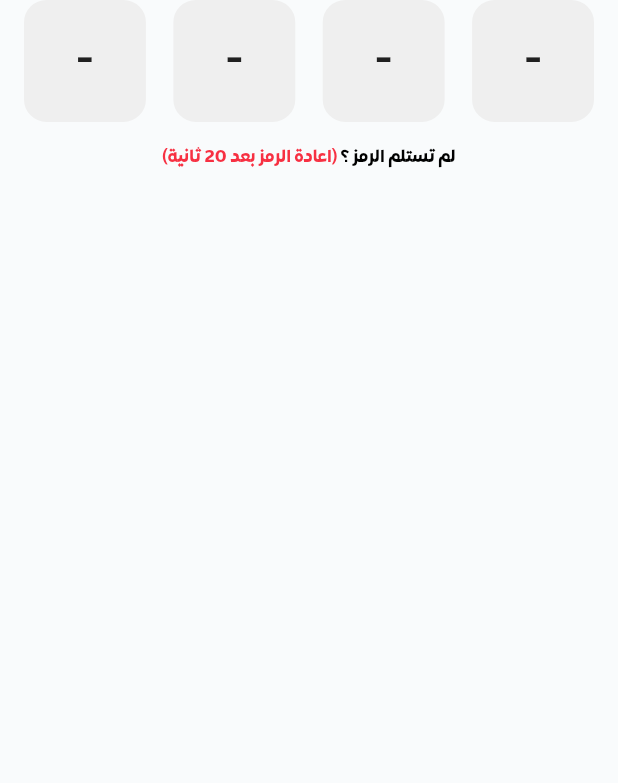
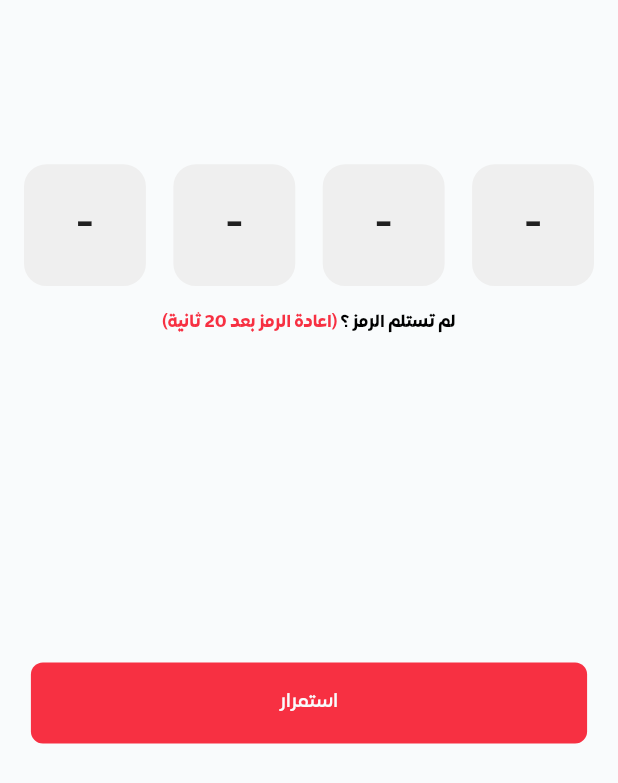
Before and after one commit to KHgamal/mealy, a Flutter app: the OTPScreen screen opened directly, on a phone screen of 412 x 824 dp. Shown: the top 783 px of the screen. Run offline on Flutter 3.47's test engine with Material 3 defaults, Android fonts, the phone set to English and light mode, and no system bars; drawn by our look-alikes of pin_code_fields; our stand-ins replace equatable, flutter_svg, toggle_switch.

Commit message:
extract resendCodeSection and add button & Expanded to OTP screen

```diff
--- a/lib/features/Auth/presentation/views/otp_view.dart
+++ b/lib/features/Auth/presentation/views/otp_view.dart
@@ -1,8 +1,9 @@
 import 'package:flutter/material.dart';
-import 'package:mealy/core/common/res/colors.dart';
-import 'package:mealy/core/common/res/styles.dart';
+import 'package:mealy/features/Auth/presentation/widgets/Resend_code_section.dart';
 import 'package:mealy/features/Auth/presentation/widgets/otp.dart';
 import 'package:mealy/generated/l10n.dart';
+
+import '../../../../core/common/widgets/common_button.dart';
 
 class OTPScreen extends StatelessWidget {
   const OTPScreen({super.key});
@@ -15,26 +16,16 @@ class OTPScreen extends StatelessWidget {
           padding: const EdgeInsets.symmetric(horizontal: 16),
           child: Column(
             children: [
+              Expanded(child: SizedBox()),
               Otp(),
-              Row(
-                mainAxisAlignment: MainAxisAlignment.center,
-                children: [
-                  Text(S.of(context).code_not_received ,
-                  style:Styles.textStyleSemiBold14(context).copyWith(color:AllColors.black ),),
-                  TextButton(
-                    onPressed: (){},
-                    style: TextButton.styleFrom(
-                      padding: EdgeInsets.zero,
-                      minimumSize: Size.zero,
-                      tapTargetSize: MaterialTapTargetSize.shrinkWrap,
-                    ),
-                    child: Text(S.of(context).resend_code,
-                      style:Styles.textStyleSemiBold14(context).copyWith(color:AllColors.buttonMainColor ),),
-                  ),
-
-                ],
-              ),
-
+              ResendCode(),
+              Expanded(
+                  flex: 2,
+                  child: SizedBox()),
+              CommonButton(txt:S.of(context).continue_text, onPressed:(){}, radius: 8,),
+              Expanded(
+                  flex: 3,
+                  child: SizedBox()),
             ],
           ),
         ),
--- /dev/null
+++ b/lib/features/Auth/presentation/widgets/Resend_code_section.dart
@@ -0,0 +1,31 @@
+import 'package:flutter/material.dart';
+
+import '../../../../core/common/res/colors.dart';
+import '../../../../core/common/res/styles.dart';
+import '../../../../generated/l10n.dart';
+class ResendCode extends StatelessWidget {
+  const ResendCode({super.key});
+
+  @override
+  Widget build(BuildContext context) {
+    return Row(
+      mainAxisAlignment: MainAxisAlignment.center,
+      children: [
+        Text(
+          S.of(context).code_not_received ,
+          style:Styles.textStyleSemiBold14(context).copyWith(color:AllColors.black ),),
+        TextButton(
+          onPressed: (){},
+          style: TextButton.styleFrom(
+            padding: EdgeInsets.zero,
+            minimumSize: Size.zero,
+            tapTargetSize: MaterialTapTargetSize.shrinkWrap,
+          ),
+          child:Text(S.of(context).resend_code,
+            style:Styles.textStyleSemiBold14(context).copyWith(color:AllColors.buttonMainColor ),),
+        ),
+
+      ],
+    );
+  }
+}
```
